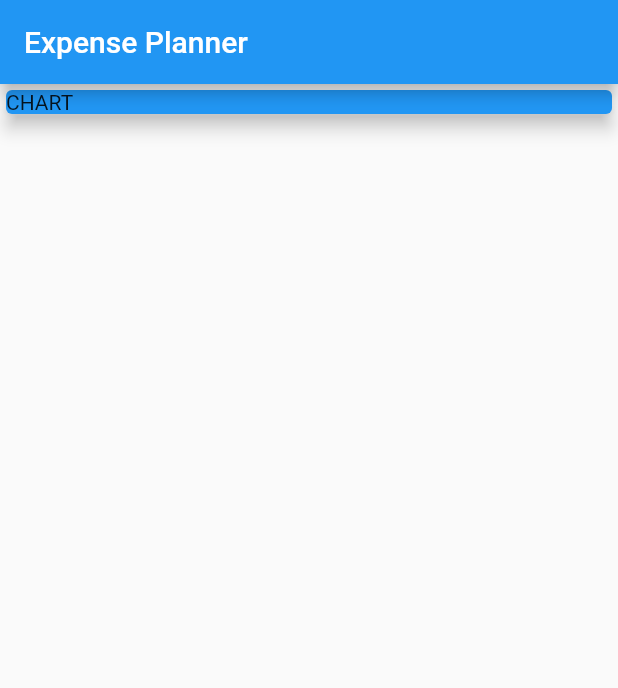
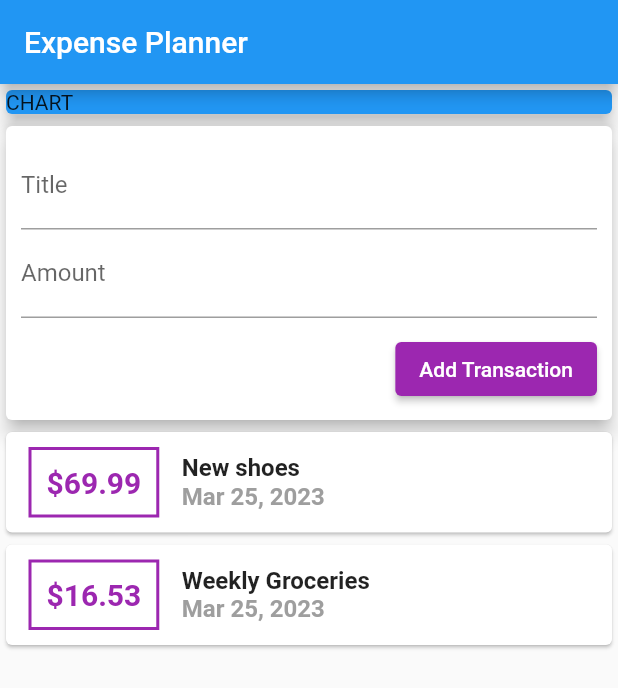
Before and after one commit to jakubit0/Expense-Planner-, a Flutter app: the screen it shows after launch, on a phone screen of 412 x 824 dp. Shown: the top 688 px of the screen. Run offline on Flutter 3.47's test engine with Material 2 defaults, Android fonts, the phone set to English and light mode, and no system bars.

Commit message:
created adding new transactions

```diff
--- a/expense_planner/lib/main.dart
+++ b/expense_planner/lib/main.dart
@@ -1,4 +1,6 @@
+import 'package:expense_planner/widgets/user_transactions.dart';
 import 'package:flutter/material.dart';
+import './widgets/user_transactions.dart';
 
 void main() {
   runApp(const MyApp());
@@ -53,7 +55,7 @@ class _MyHomePageState extends State<MyHomePage> {
               child: Text('CHART'),
             ),
           ),
-
+         UserTransactions()
         ],
       ),
     );
--- a/expense_planner/lib/widgets/new_transaction.dart
+++ b/expense_planner/lib/widgets/new_transaction.dart
@@ -3,8 +3,11 @@ import 'package:flutter/material.dart';
 class NewTransaction extends StatelessWidget {
   //const NewTransaction({super.key});
 
+  final Function addTx;
   final titleController = TextEditingController();
   final amountController = TextEditingController();
+
+  NewTransaction(this.addTx);
 
   @override
   Widget build(BuildContext context) {
@@ -28,7 +31,10 @@ class NewTransaction extends StatelessWidget {
               style: ButtonStyle(
                 backgroundColor: MaterialStateProperty.all(Colors.purple),
               ),
-              onPressed: () {},
+              onPressed: () {
+                addTx(titleController.text,
+                double.parse(amountController.text));
+              },
               child: const Text('Add Transaction'),
             ),
           ],
--- a/expense_planner/lib/widgets/transaction_list.dart
+++ b/expense_planner/lib/widgets/transaction_list.dart
@@ -5,11 +5,14 @@ import 'package:intl/intl.dart';
 
 class TransactionList extends StatelessWidget {
 
+  final List<Transaction> transactions;
+
+  TransactionList(this.transactions);
 
   @override
   Widget build(BuildContext context) {
     return Column(
-      children: _userTransactions.map((tx) {
+      children: transactions.map((tx) {
         return Card(
           child: Row(
             children: [
--- a/expense_planner/lib/widgets/user_transactions.dart
+++ b/expense_planner/lib/widgets/user_transactions.dart
@@ -27,13 +27,23 @@ class _UserTransactionsState extends State<UserTransactions> {
     ),
   ];
 
+  void _addNewTransaction(String txTitle, double txAmount) {
+    final newTx = Transaction(
+        title: txTitle,
+        amount: txAmount,
+        date: DateTime.now(),
+        id: DateTime.now().toString());
+
+    setState(() {
+      _userTransactions.add(newTx);
+    });
+  }
+
   @override
   Widget build(BuildContext context) {
-    return Column(
-      children: [
-      NewTransaction(),
-      TransactionList()
-      ]
-      );
+    return Column(children: [
+      NewTransaction(_addNewTransaction),
+      TransactionList(_userTransactions),
+    ]);
   }
 }
```
